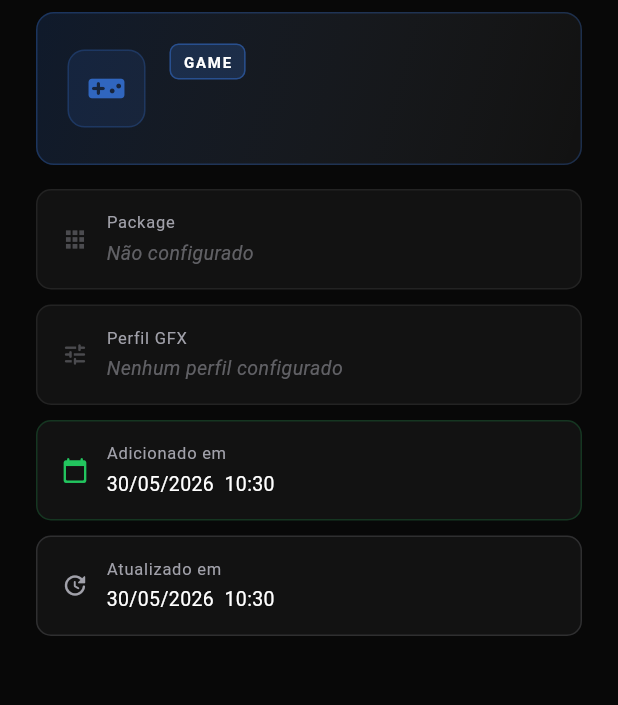
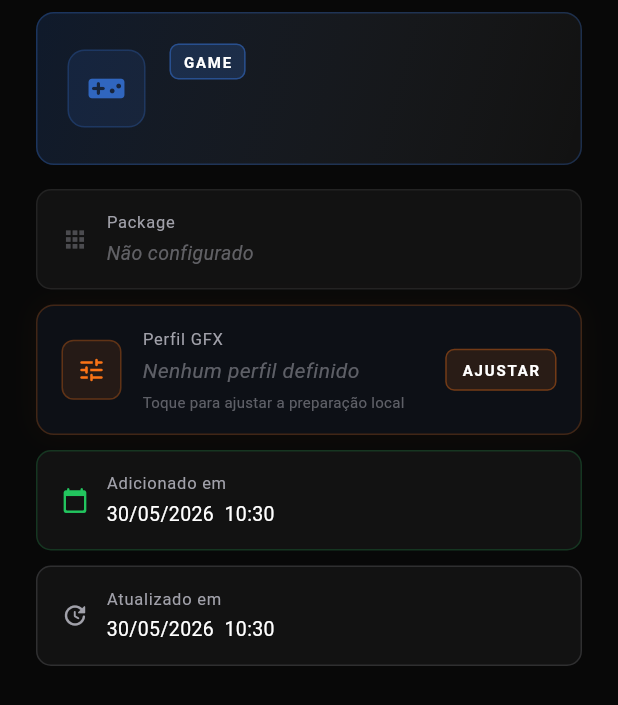
Before and after one commit to AllAppsEngineer/apex-booster-plus, a Flutter app: the _GameDetailContent widget shown alone on an empty page, opened directly with empty values, on a phone screen of 412 x 824 dp. Shown: the top 705 px of the screen. Run offline on Flutter 3.47's test engine with Material 3 defaults, Android fonts, the phone set to English and light mode, and no system bars; drawn by our look-alikes of flutter_animate; our stand-ins replace go_router, shared_preferences; accounts and stored records are empty.

Commit message:
ux: destacar perfil gfx como acao no detalhe

```diff
--- a/lib/presentation/screens/game_detail/game_detail_screen.dart
+++ b/lib/presentation/screens/game_detail/game_detail_screen.dart
@@ -517,13 +517,8 @@ class _GameDetailContent extends StatelessWidget {
             delay: 100.ms,
           ),
           const SizedBox(height: 10),
-          _InfoRow(
-            title: 'Perfil GFX',
-            icon: Icons.tune_rounded,
-            value: game.localProfileName,
-            emptyMessage: 'Nenhum perfil configurado',
-            accentColor: AppColors.energyOrange,
-            delay: 180.ms,
+          _GfxProfileActionCard(
+            profileName: game.localProfileName,
             onTap: onSelectProfile,
           ),
           const SizedBox(height: 10),
@@ -693,7 +688,6 @@ class _InfoRow extends StatelessWidget {
   final String? emptyMessage;
   final Color accentColor;
   final Duration delay;
-  final VoidCallback? onTap;
 
   const _InfoRow({
     required this.title,
@@ -702,7 +696,6 @@ class _InfoRow extends StatelessWidget {
     this.emptyMessage,
     required this.accentColor,
     this.delay = Duration.zero,
-    this.onTap,
   });
 
   @override
@@ -710,7 +703,9 @@ class _InfoRow extends StatelessWidget {
     final hasValue = value != null && value!.isNotEmpty;
     final displayValue = hasValue ? value! : (emptyMessage ?? '—');
 
-    final decoration = BoxDecoration(
+    return Container(
+      width: double.infinity,
+      decoration: BoxDecoration(
         color: AppColors.white.withValues(alpha: 0.04),
         borderRadius: BorderRadius.circular(10),
         border: Border.all(
@@ -719,9 +714,9 @@ class _InfoRow extends StatelessWidget {
               : AppColors.white.withValues(alpha: 0.07),
           width: 1,
         ),
-    );
-
-    final rowContent = Row(
+      ),
+      padding: const EdgeInsets.symmetric(horizontal: 16, vertical: 14),
+      child: Row(
         children: [
           Icon(
             icon,
@@ -758,46 +753,142 @@ class _InfoRow extends StatelessWidget {
               ],
             ),
           ),
-        if (onTap != null) ...[
-          const SizedBox(width: 4),
-          Icon(
-            Icons.chevron_right_rounded,
-            color: accentColor.withValues(alpha: 0.7),
-            size: 18,
-          ),
-        ],
-      ],
-    );
-
-    final Widget built;
-    if (onTap != null) {
-      built = Ink(
-        width: double.infinity,
-        decoration: decoration,
-        child: InkWell(
-          onTap: onTap,
-          borderRadius: BorderRadius.circular(10),
-          splashColor: accentColor.withValues(alpha: 0.1),
-          highlightColor: accentColor.withValues(alpha: 0.05),
-          child: Padding(
-            padding: const EdgeInsets.symmetric(horizontal: 16, vertical: 14),
-            child: rowContent,
-          ),
-        ),
-      );
-    } else {
-      built = Container(
-        width: double.infinity,
-        decoration: decoration,
-        padding: const EdgeInsets.symmetric(horizontal: 16, vertical: 14),
-        child: rowContent,
-      );
-    }
-
-    return built
+        ],
+      ),
+    )
         .animate()
         .fadeIn(delay: delay, duration: 400.ms)
         .slideX(begin: 0.03, end: 0, delay: delay, duration: 300.ms);
+  }
+}
+
+// ─── GFX Profile action card ──────────────────────────────────────────────────
+
+class _GfxProfileActionCard extends StatelessWidget {
+  final String? profileName;
+  final VoidCallback? onTap;
+
+  const _GfxProfileActionCard({this.profileName, this.onTap});
+
+  @override
+  Widget build(BuildContext context) {
+    final hasProfile = profileName != null && profileName!.isNotEmpty;
+
+    return Ink(
+      width: double.infinity,
+      decoration: BoxDecoration(
+        color: const Color(0xFF0D1016),
+        borderRadius: BorderRadius.circular(12),
+        border: Border.all(
+          color: AppColors.energyOrange
+              .withValues(alpha: hasProfile ? 0.45 : 0.22),
+          width: 1,
+        ),
+        boxShadow: [
+          BoxShadow(
+            color: AppColors.energyOrange
+                .withValues(alpha: hasProfile ? 0.09 : 0.04),
+            blurRadius: 14,
+            spreadRadius: 0,
+          ),
+        ],
+      ),
+      child: InkWell(
+        onTap: onTap,
+        borderRadius: BorderRadius.circular(12),
+        splashColor: AppColors.energyOrange.withValues(alpha: 0.09),
+        highlightColor: AppColors.energyOrange.withValues(alpha: 0.04),
+        child: Padding(
+          padding: const EdgeInsets.symmetric(horizontal: 16, vertical: 14),
+          child: Row(
+            crossAxisAlignment: CrossAxisAlignment.center,
+            children: [
+              Container(
+                width: 40,
+                height: 40,
+                decoration: BoxDecoration(
+                  color: AppColors.energyOrange.withValues(alpha: 0.10),
+                  borderRadius: BorderRadius.circular(8),
+                  border: Border.all(
+                    color: AppColors.energyOrange.withValues(alpha: 0.28),
+                    width: 1,
+                  ),
+                ),
+                child: const Icon(
+                  Icons.tune_rounded,
+                  color: AppColors.energyOrange,
+                  size: 20,
+                ),
+              ),
+              const SizedBox(width: 14),
+              Expanded(
+                child: Column(
+                  crossAxisAlignment: CrossAxisAlignment.start,
+                  children: [
+                    const Text(
+                      'Perfil GFX',
+                      style: TextStyle(
+                        color: AppColors.textGray,
+                        fontSize: 11,
+                        letterSpacing: 0.5,
+                      ),
+                    ),
+                    const SizedBox(height: 3),
+                    Text(
+                      hasProfile ? profileName! : 'Nenhum perfil definido',
+                      style: TextStyle(
+                        color: hasProfile
+                            ? AppColors.white
+                            : AppColors.textGray.withValues(alpha: 0.55),
+                        fontWeight:
+                            hasProfile ? FontWeight.bold : FontWeight.normal,
+                        fontSize: 14,
+                        fontStyle:
+                            hasProfile ? FontStyle.normal : FontStyle.italic,
+                      ),
+                    ),
+                    const SizedBox(height: 4),
+                    Text(
+                      'Toque para ajustar a preparação local',
+                      style: TextStyle(
+                        color: AppColors.textGray.withValues(alpha: 0.55),
+                        fontSize: 10,
+                        letterSpacing: 0.2,
+                      ),
+                    ),
+                  ],
+                ),
+              ),
+              const SizedBox(width: 12),
+              Container(
+                padding:
+                    const EdgeInsets.symmetric(horizontal: 10, vertical: 6),
+                decoration: BoxDecoration(
+                  color: AppColors.energyOrange.withValues(alpha: 0.12),
+                  borderRadius: BorderRadius.circular(6),
+                  border: Border.all(
+                    color: AppColors.energyOrange.withValues(alpha: 0.35),
+                    width: 1,
+                  ),
+                ),
+                child: const Text(
+                  'AJUSTAR',
+                  style: TextStyle(
+                    color: AppColors.white,
+                    fontWeight: FontWeight.bold,
+                    fontSize: 10,
+                    letterSpacing: 1.2,
+                  ),
+                ),
+              ),
+            ],
+          ),
+        ),
+      ),
+    )
+        .animate()
+        .fadeIn(delay: 180.ms, duration: 400.ms)
+        .slideX(begin: 0.03, end: 0, delay: 180.ms, duration: 300.ms);
   }
 }
 
```
Lines whose indentation alone changed are shown as unchanged.
